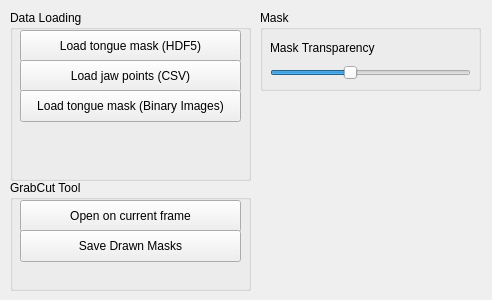
Before: the Qt Designer form src/WhiskerToolbox/Tongue_Widget/Tongue_Widget.ui in paulmthompson/WhiskerToolbox, drawn with Qt 5.
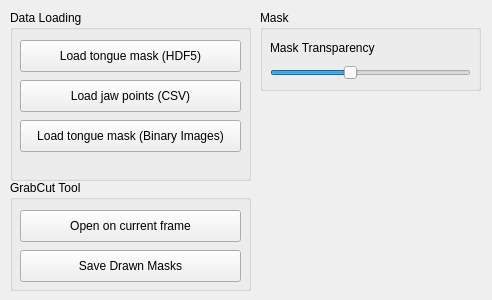
After: the same form once the commit is applied.

Commit message: Adjust spacing in ui

```diff
--- a/src/WhiskerToolbox/Tongue_Widget/Tongue_Widget.ui
+++ b/src/WhiskerToolbox/Tongue_Widget/Tongue_Widget.ui
@@ -29,7 +29,7 @@
     <property name="geometry">
      <rect>
       <x>10</x>
-      <y>20</y>
+      <y>30</y>
       <width>221</width>
       <height>32</height>
      </rect>
@@ -42,7 +42,7 @@
     <property name="geometry">
      <rect>
       <x>10</x>
-      <y>50</y>
+      <y>70</y>
       <width>221</width>
       <height>32</height>
      </rect>
@@ -55,7 +55,7 @@
     <property name="geometry">
      <rect>
       <x>10</x>
-      <y>80</y>
+      <y>110</y>
       <width>221</width>
       <height>32</height>
      </rect>
@@ -81,7 +81,7 @@
     <property name="geometry">
      <rect>
       <x>10</x>
-      <y>20</y>
+      <y>30</y>
       <width>221</width>
       <height>32</height>
      </rect>
@@ -94,7 +94,7 @@
     <property name="geometry">
      <rect>
       <x>10</x>
-      <y>50</y>
+      <y>70</y>
       <width>221</width>
       <height>32</height>
      </rect>
```
The commit also changes 3 other files.
